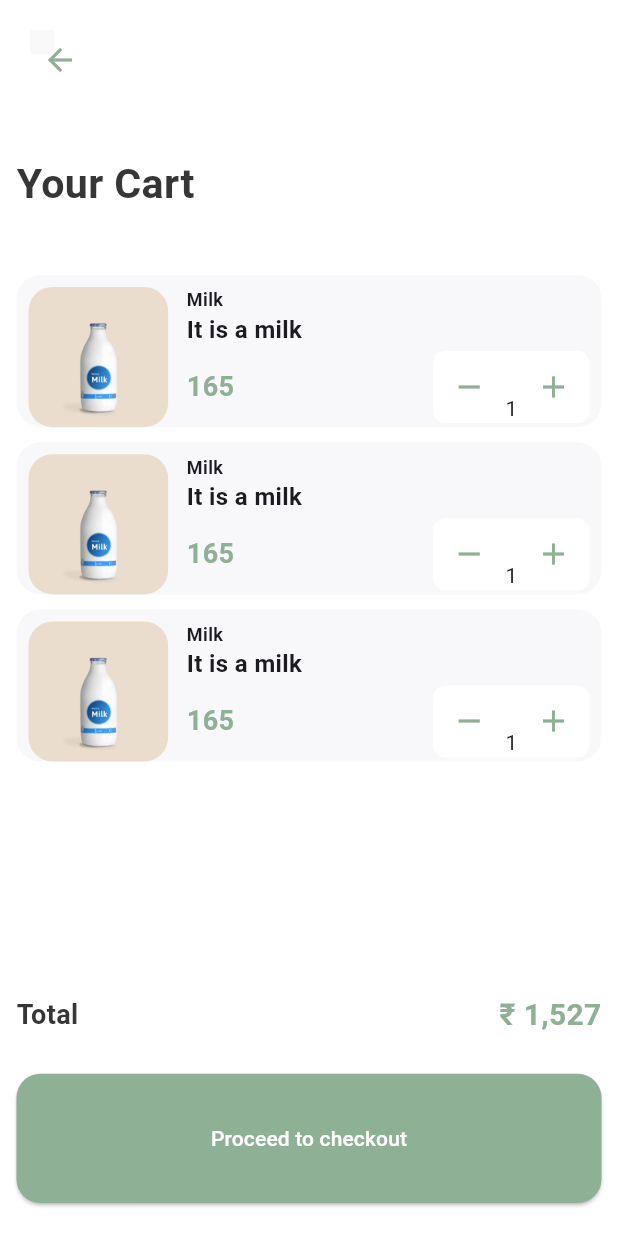
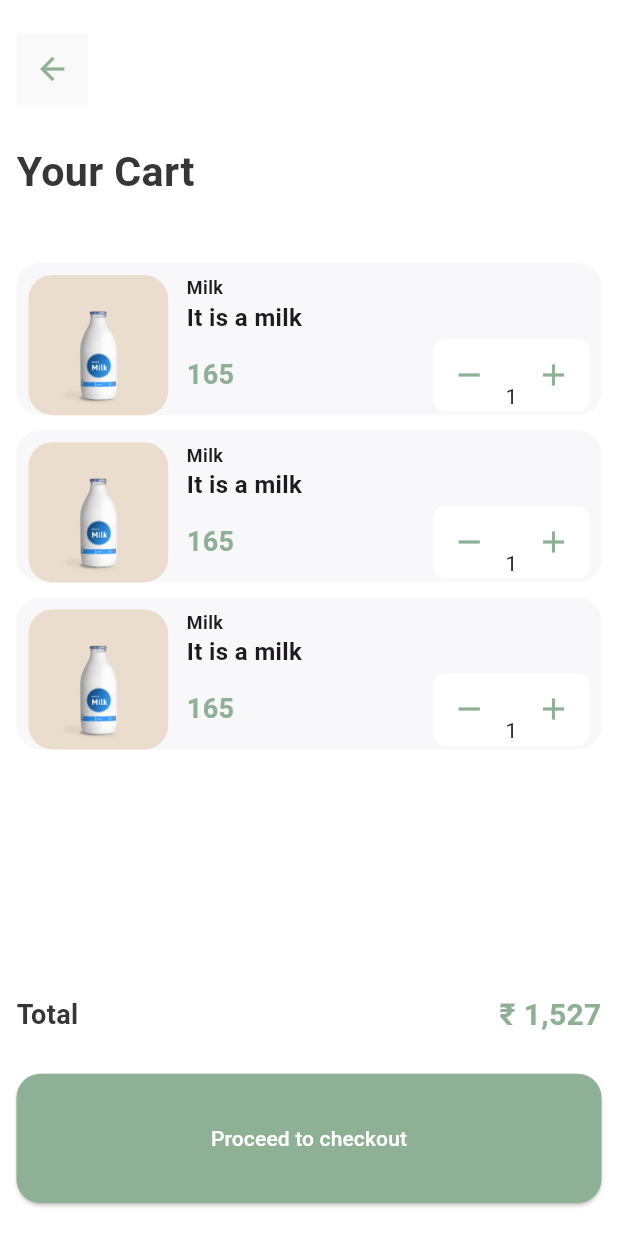
Before and after one commit to RestoRun1/resto_run_mobile, a Flutter app: the YourCart screen opened by its route, on a phone screen of 412 x 824 dp. Run offline on Flutter 3.47's test engine with Material 3 defaults, Android fonts, the phone set to English and light mode, and no system bars; our stand-ins replace carousel_slider, flutter_credit_card, flutter_map, flutter_svg, latlong2, logger and 2 more; missing offline and left inert: simple_barcode_scanner; key blocks and very long unbroken strings in the code were emptied for the run.

Commit message:
AppBar removed from YourCart

```diff
--- a/lib/Pages/YourCart.dart
+++ b/lib/Pages/YourCart.dart
@@ -45,18 +45,6 @@ class _YourCart extends State<YourCart> {
     }
 
     return Scaffold(
-      appBar: AppBar(
-        backgroundColor: AppColors.white,
-        leading: SizedBox(
-          width: Helper.dependOnWidth(45) * currentWidth,
-          child: Container(
-
-            margin: EdgeInsets.all(20),
-            child: BackButtonComponent()
-
-            ),
-        ),
-      ),
       body: SafeArea(
         child: Sizer(
           builder: (context, orientation, deviceType) => SafeArea(
@@ -68,6 +56,9 @@ class _YourCart extends State<YourCart> {
                 child: Column(
                     crossAxisAlignment: CrossAxisAlignment.start,
                     children: [
+
+                      BackButtonComponent(),
+
                       SizedBox(
                         height: 3.h,
                       ),
--- a/lib/main.dart
+++ b/lib/main.dart
@@ -31,7 +31,7 @@ class MyApp extends StatelessWidget {
   Widget build(BuildContext context) {
     return MaterialApp(
       debugShowCheckedModeBanner: false,
-      home: YourCart(),                              //Scaffold(body: SafeArea(child: NotificationPage(),)),
+      home: MainPage(),                              //Scaffold(body: SafeArea(child: NotificationPage(),)),
       routes: {
         '/signIn': (context) => SignIn(),
         '/signUp': (context) => SignUp(),
```
